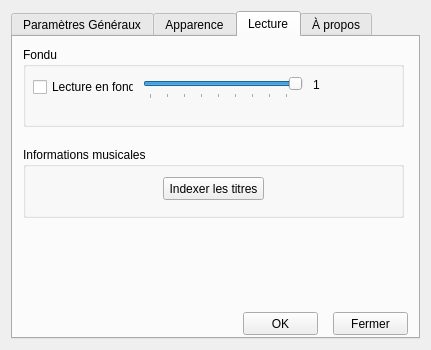
Above: settings.ui from Horoneru/neuPlayer before the change. Below: the same form after it.
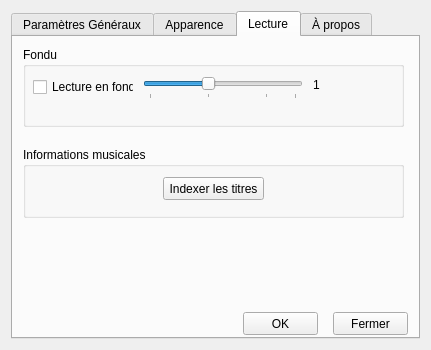
That is the form after the change. The open tabs and pages were chosen to show the change. Icons and pictures are not drawn.

Commit message: Updated settings UI and .h

```diff
--- a/settings.ui
+++ b/settings.ui
@@ -596,20 +596,35 @@
          </rect>
         </property>
         <property name="minimum">
-         <number>15</number>
+         <number>1</number>
         </property>
         <property name="maximum">
+         <number>6</number>
+        </property>
+        <property name="singleStep">
+         <number>100</number>
+        </property>
+        <property name="pageStep">
          <number>100</number>
         </property>
         <property name="value">
-         <number>100</number>
+         <number>3</number>
         </property>
         <property name="orientation">
          <enum>Qt::Horizontal</enum>
         </property>
+        <property name="invertedAppearance">
+         <bool>false</bool>
+        </property>
+        <property name="invertedControls">
+         <bool>false</bool>
+        </property>
         <property name="tickPosition">
          <enum>QSlider::TicksBelow</enum>
         </property>
+        <property name="tickInterval">
+         <number>2</number>
+        </property>
        </widget>
        <widget class="QCheckBox" name="a_fadeCheck">
         <property name="geometry">
```
Left out of the diff: 7 changed lines with no effect on the pictures. The commit also changes 1 other file.
